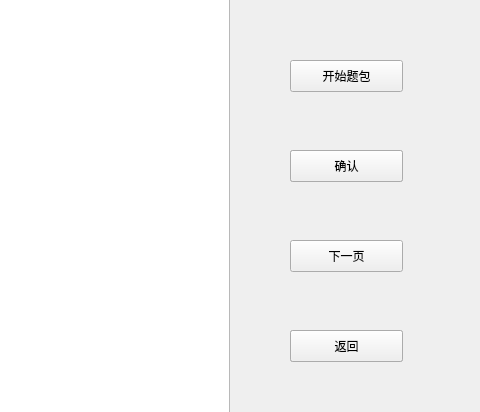
This is functionWindow.ui in Camorgx/CodiaClient as Qt 5 draws it before an edit; both pictures show x 520 to 1000 and y 90 to 502 of the 1000 by 720 pixel window. The edited form follows.
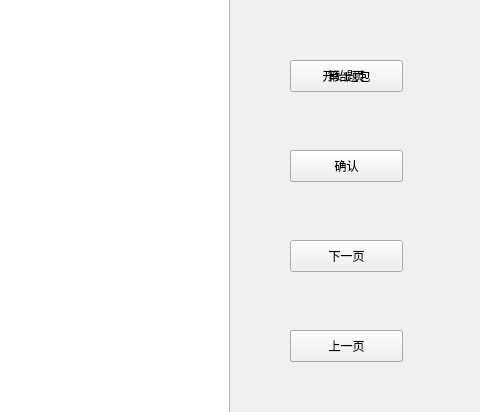
This is the edited form. Icons and pictures are not drawn.

Commit message: 添加按钮功能

The edit to the form file:
```diff
--- a/functionWindow.ui
+++ b/functionWindow.ui
@@ -97,6 +97,22 @@
       <string>上一页</string>
      </property>
     </widget>
+    <widget class="QLabel" name="label_page">
+     <property name="geometry">
+      <rect>
+       <x>810</x>
+       <y>150</y>
+       <width>113</width>
+       <height>32</height>
+      </rect>
+     </property>
+     <property name="text">
+      <string>第 1 页</string>
+     </property>
+     <property name="alignment">
+      <set>Qt::AlignCenter</set>
+     </property>
+    </widget>
    </widget>
    <widget class="QFrame" name="exerciseFrame">
     <property name="geometry">
@@ -163,6 +179,8 @@
      </property>
     </widget>
    </widget>
+   <zorder>exerciseFrame</zorder>
+   <zorder>packFrame</zorder>
   </widget>
   <widget class="QMenuBar" name="menubar">
    <property name="geometry">
@@ -170,7 +188,7 @@
      <x>0</x>
      <y>0</y>
      <width>1000</width>
-     <height>29</height>
+     <height>24</height>
     </rect>
    </property>
   </widget>
```
The commit also changes 3 other files.
